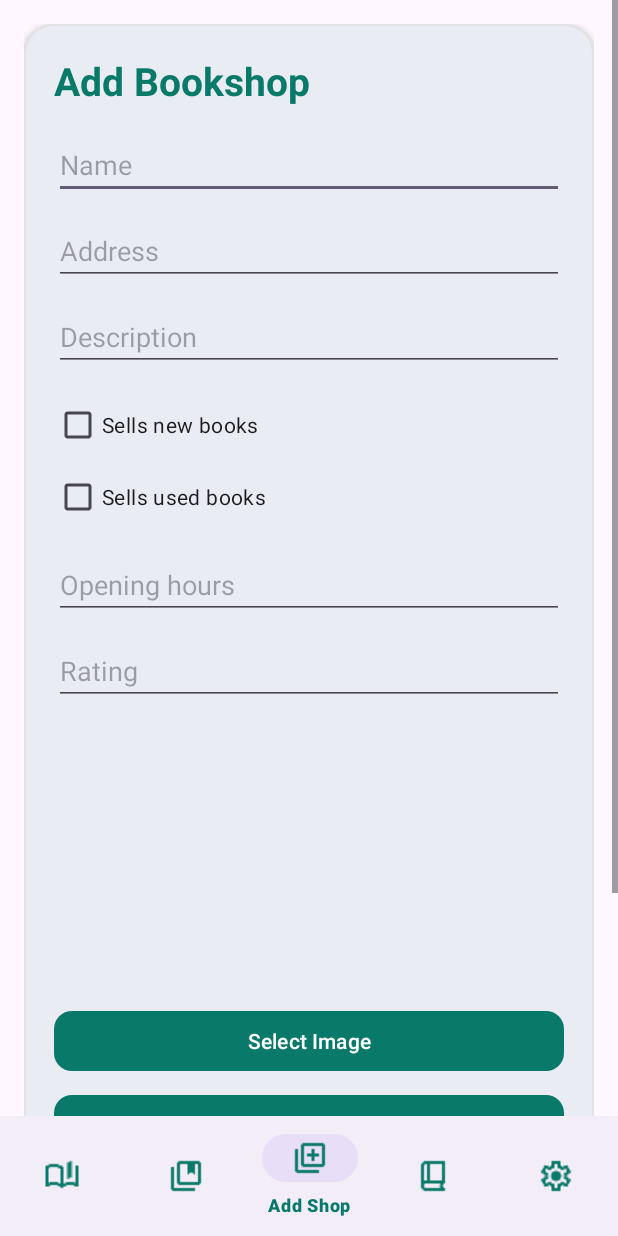
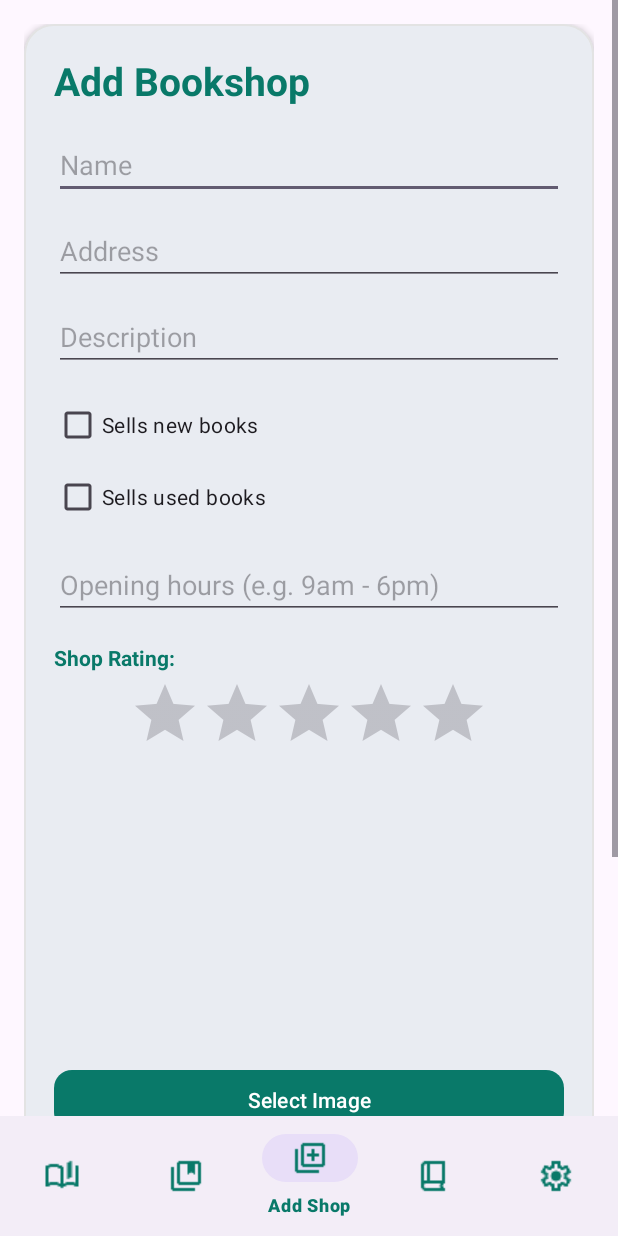
Before and after one commit to GraceRyan05/Bookshop-Tracker, an Android app: the BookshopView screen opened directly, with no data from a screen before it, on a phone screen of 412 x 824 dp. Run offline under Robolectric (Android 15) with nearby library versions, the phone set to English and light mode, and no system bars; our stand-ins replace Timber.

Commit message:
feat: Added a star rating bar to replace the bookshops text edit for ratings.

```diff
--- a/app/src/main/java/org/setu/bookshoptracker/views/bookshop/BookshopView.kt
+++ b/app/src/main/java/org/setu/bookshoptracker/views/bookshop/BookshopView.kt
@@ -7,6 +7,7 @@ import android.widget.Button
 import android.widget.CheckBox
 import android.widget.EditText
 import android.widget.ImageView
+import android.widget.RatingBar
 import android.widget.TextView
 import android.widget.Toast
 import androidx.activity.enableEdgeToEdge
@@ -32,7 +33,7 @@ class BookshopView : AppCompatActivity() {
     private lateinit var addressInput: EditText
     private lateinit var descriptionInput: EditText
     private lateinit var openingHoursInput: EditText
-    private lateinit var ratingInput: EditText
+    private lateinit var ratingBar: RatingBar
     private lateinit var newBooksCheckbox: CheckBox
     private lateinit var usedBooksCheckbox: CheckBox
     private lateinit var bookshopImageView: ImageView
@@ -94,7 +95,7 @@ class BookshopView : AppCompatActivity() {
         newBooksCheckbox = findViewById(R.id.newBooksCheckbox)
         usedBooksCheckbox = findViewById(R.id.usedBooksCheckbox)
         openingHoursInput = findViewById(R.id.openingHoursInput)
-        ratingInput = findViewById(R.id.ratingInput)
+        ratingBar = findViewById(R.id.ratingBar)
 
         bookshopImageView = findViewById(R.id.bookshopImageView)
         selectImageButton = findViewById(R.id.selectImageButton)
@@ -181,7 +182,7 @@ class BookshopView : AppCompatActivity() {
         usedBooksCheckbox.isChecked = bookshop.sellsUsedBooks
 
         openingHoursInput.setText(bookshop.openingHours)
-        ratingInput.setText(bookshop.rating.toString())
+        ratingBar.rating = bookshop.rating.toFloat()
 
         selectedLatitude = bookshop.lat
         selectedLongitude = bookshop.lng
@@ -199,7 +200,7 @@ class BookshopView : AppCompatActivity() {
         val address = addressInput.text.toString().trim()
         val description = descriptionInput.text.toString().trim()
         val openingHours = openingHoursInput.text.toString().trim()
-        val rating = ratingInput.text.toString().toDoubleOrNull() ?: 0.0
+        val rating = ratingBar.rating.toDouble()
 
         try {
             if (editingId == null) {
@@ -216,7 +217,7 @@ class BookshopView : AppCompatActivity() {
                     lng = selectedLongitude
                 )
                 AppData.bookshops.create(bookshop)
-                Timber.i("Bookshop created: name=$name")
+                Timber.i("Bookshop created: name=$name, rating=$rating")
                 Toast.makeText(this, "Bookshop created", Toast.LENGTH_SHORT).show()
             } else {
                 val bookshop = Bookshop(
@@ -233,7 +234,7 @@ class BookshopView : AppCompatActivity() {
                     lng = selectedLongitude
                 )
                 AppData.bookshops.update(bookshop)
-                Timber.i("Bookshop updated: id=$editingId, name=$name")
+                Timber.i("Bookshop updated: id=$editingId, name=$name, rating=$rating")
                 Toast.makeText(this, "Bookshop updated", Toast.LENGTH_SHORT).show()
             }
 
--- a/app/src/main/res/layout/activity_add_edit.xml
+++ b/app/src/main/res/layout/activity_add_edit.xml
@@ -5,7 +5,7 @@
     android:id="@+id/main"
     android:layout_width="match_parent"
     android:layout_height="match_parent"
-    tools:context=".main.AddEditActivity">
+    tools:context=".views.bookshop.BookshopView">
 
     <ScrollView
         android:layout_width="0dp"
@@ -83,15 +83,26 @@
                         android:layout_width="match_parent"
                         android:layout_height="wrap_content"
                         android:layout_marginTop="12dp"
-                        android:hint="Opening hours" />
+                        android:hint="Opening hours (e.g. 9am - 6pm)" />
 
-                    <EditText
-                        android:id="@+id/ratingInput"
+                    <TextView
                         android:layout_width="match_parent"
                         android:layout_height="wrap_content"
-                        android:layout_marginTop="12dp"
-                        android:hint="Rating"
-                        android:inputType="numberDecimal" />
+                        android:layout_marginTop="16dp"
+                        android:text="Shop Rating:"
+                        android:textColor="@color/brand_green"
+                        android:textSize="14sp"
+                        android:textStyle="bold" />
+
+                    <RatingBar
+                        android:id="@+id/ratingBar"
+                        android:layout_width="wrap_content"
+                        android:layout_height="wrap_content"
+                        android:layout_gravity="center_horizontal"
+                        android:layout_marginTop="4dp"
+                        android:numStars="5"
+                        android:progressTint="@color/brand_green"
+                        android:stepSize="0.5" />
 
                     <ImageView
                         android:id="@+id/bookshopImageView"
```
